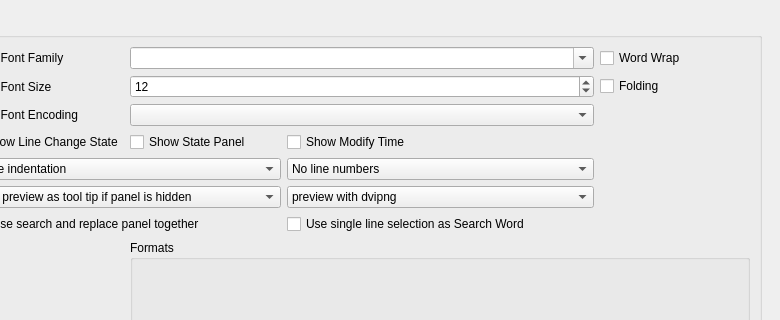
Above: configdialog.ui from svn2github/texstudio-trunk before the change; both pictures show x 240 to 1020 and y 0 to 320 of the 1020 by 674 pixel window. Below: the same form after it.
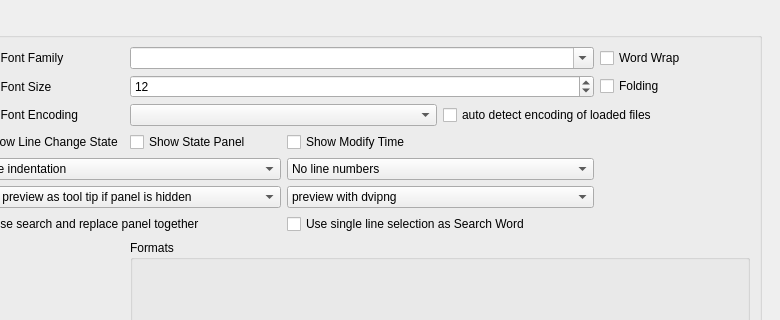
That is the form after the change. The open tabs and pages were chosen to show the change. Icons and pictures are not drawn.

Commit message: revert to old behavior of codec selection (config dialog)

```diff
--- a/configdialog.ui
+++ b/configdialog.ui
@@ -1001,7 +1001,7 @@
             </property>
            </widget>
           </item>
-          <item row="2" column="1" colspan="3">
+          <item row="2" column="1" colspan="2">
            <widget class="QComboBox" name="comboBoxEncoding"/>
           </item>
           <item row="4" column="2" colspan="2">
@@ -1179,6 +1179,16 @@
             </property>
            </widget>
           </item>
+          <item row="2" column="3" colspan="2">
+           <widget class="QCheckBox" name="checkBoxAutoDetectOnLoad">
+            <property name="toolTip">
+             <string>can only decide between utf16/utf-8 and ISO 8859-1 !</string>
+            </property>
+            <property name="text">
+             <string>auto detect encoding of loaded files</string>
+            </property>
+           </widget>
+          </item>
          </layout>
         </widget>
        </item>
```
Left out of the diff: 2 changed lines with no effect on the pictures. The commit also changes 3 other files.
